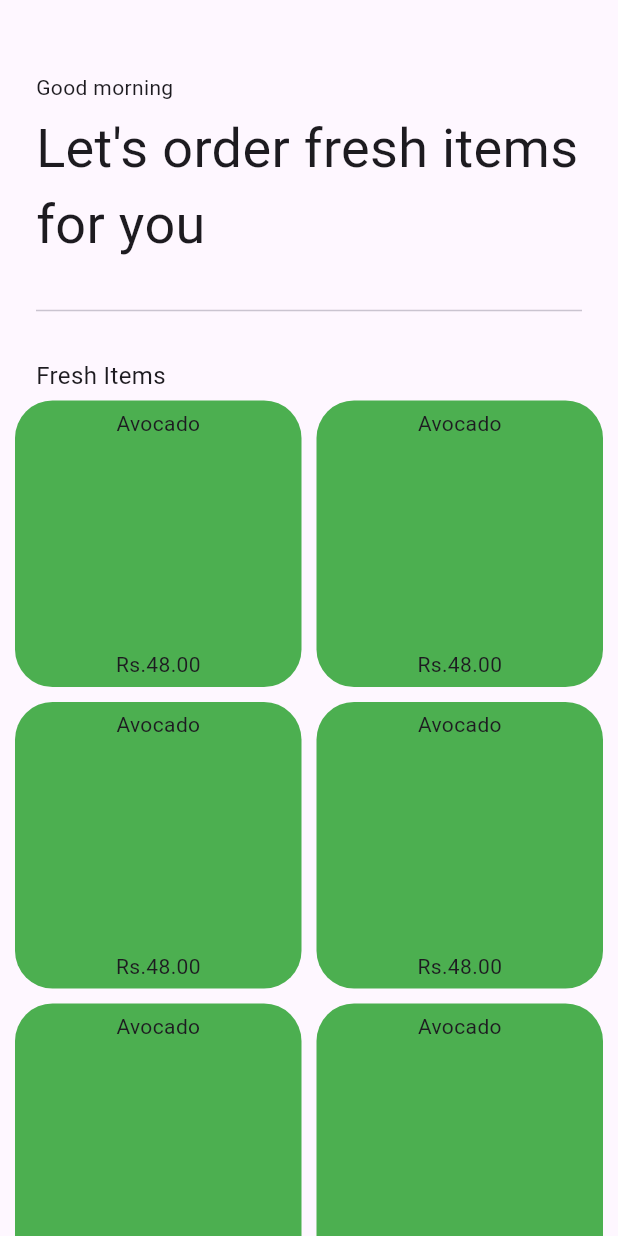
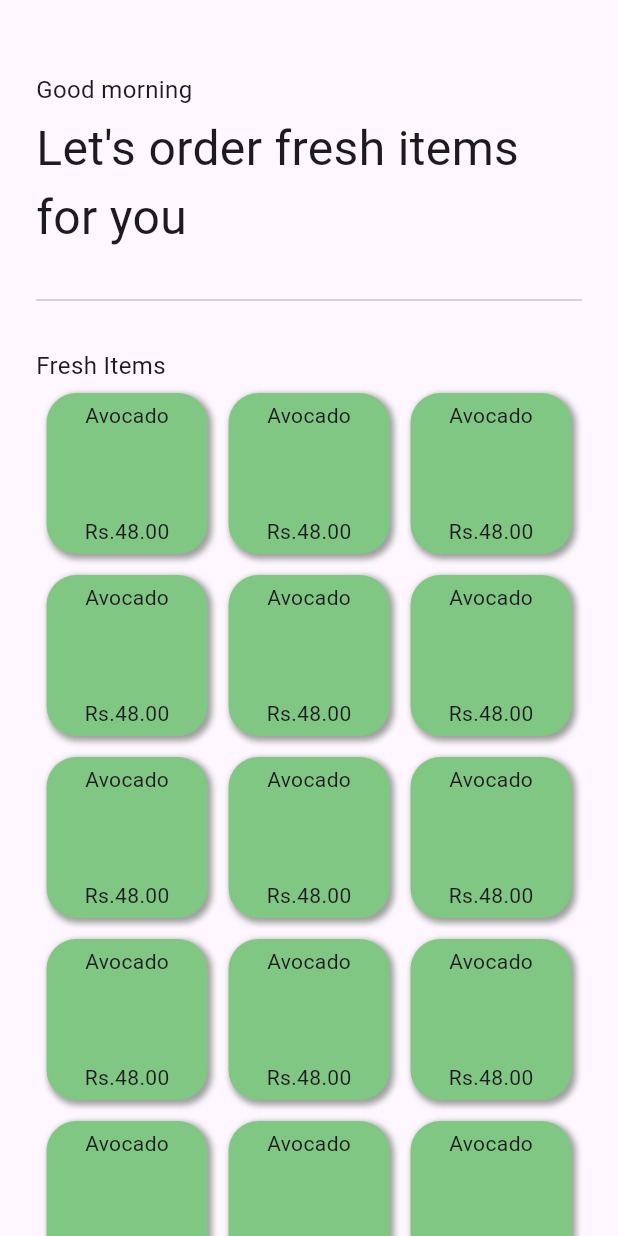
Before and after one commit to swapnilpingale22/Demo_Repository, a Flutter app: the screen it shows after launch, after a tap on "Get Started", on a phone screen of 412 x 824 dp. Run offline on Flutter 3.47's test engine with Material 2 defaults, Android fonts, the phone set to English and light mode, and no system bars.

Commit message:
Improved UI look

```diff
--- a/lib/components/grocery_item_tile.dart
+++ b/lib/components/grocery_item_tile.dart
@@ -17,17 +17,25 @@ class GroceryItemTile extends StatelessWidget {
   Widget build(BuildContext context) {
     return Container(
       decoration: BoxDecoration(
-        borderRadius: BorderRadius.circular(25),
+        borderRadius: BorderRadius.circular(20),
         color: color,
+        boxShadow: const [
+          BoxShadow(
+            blurRadius: 3,
+            spreadRadius: 1,
+            offset: Offset(2, 2),
+            color: Colors.grey,
+          )
+        ],
       ),
-      margin: const EdgeInsets.all(5),
+      margin: const EdgeInsets.all(7),
       height: 50,
       width: 50,
       child: Column(
         children: [
           const SizedBox(height: 5),
           Text(itemName),
-          Spacer(),
+          const Spacer(),
           Text('Rs.$itemPrice'),
           const SizedBox(height: 5),
         ],
--- a/lib/pages/home_page.dart
+++ b/lib/pages/home_page.dart
@@ -8,60 +8,53 @@ class HomePage extends StatelessWidget {
   Widget build(BuildContext context) {
     return Scaffold(
       body: SafeArea(
+        child: Padding(
+          padding: const EdgeInsets.symmetric(horizontal: 24.0),
           child: Column(
             crossAxisAlignment: CrossAxisAlignment.start,
             children: [
               const SizedBox(height: 48),
-            const Padding(
-              padding: EdgeInsets.symmetric(horizontal: 24),
-              child: Text('Good morning'),
+              const Text(
+                'Good morning',
+                style: TextStyle(
+                  fontSize: 16,
+                ),
               ),
               const SizedBox(height: 5),
-            const Padding(
-              padding: EdgeInsets.symmetric(horizontal: 24),
-              child: Text(
+              const Text(
                 "Let's order fresh items for you",
                 style: TextStyle(
-                  fontSize: 36,
-                ),
+                  fontSize: 32,
                 ),
               ),
               const SizedBox(height: 24),
-            const Padding(
-              padding: EdgeInsets.symmetric(horizontal: 24),
-              child: Divider(),
-            ),
+              const Divider(),
               const SizedBox(height: 24),
-            const Padding(
-              padding: EdgeInsets.symmetric(horizontal: 24),
-              child: Text(
+              const Text(
                 'Fresh Items',
                 style: TextStyle(
                   fontSize: 16,
                 ),
               ),
-            ),
               Expanded(
-              child: Padding(
-                padding: const EdgeInsets.symmetric(horizontal: 5),
                 child: GridView.builder(
                   gridDelegate: const SliverGridDelegateWithFixedCrossAxisCount(
-                    crossAxisCount: 2,
+                    crossAxisCount: 3,
                   ),
-                  itemCount: 10,
+                  itemCount: 20,
                   itemBuilder: (context, index) {
-                    return const GroceryItemTile(
+                    return GroceryItemTile(
                       itemName: 'Avocado',
                       itemPrice: '48.00',
-                      color: Colors.green,
+                      color: Colors.green.shade300,
                     );
                   },
-                ),
                 ),
               )
             ],
           ),
         ),
+      ),
     );
   }
 }
--- a/lib/pages/intro_page.dart
+++ b/lib/pages/intro_page.dart
@@ -47,7 +47,7 @@ class IntroPage extends StatelessWidget {
           const Text(
             'Fresh items everyday',
             style: TextStyle(
-              color: Colors.grey,
+              color: Colors.black54,
             ),
           ),
           const Spacer(),
@@ -59,14 +59,22 @@ class IntroPage extends StatelessWidget {
                 )),
             child: Container(
               decoration: BoxDecoration(
-                color: Colors.deepPurple,
+                color: Colors.green.shade300,
                 borderRadius: BorderRadius.circular(12),
+                boxShadow: const [
+                  BoxShadow(
+                    blurRadius: 4,
+                    spreadRadius: 1,
+                    offset: Offset(3, 3),
+                    color: Colors.grey,
+                  )
+                ],
               ),
               padding: const EdgeInsets.all(24.0),
               child: const Text(
                 'Get Started',
                 style: TextStyle(
-                  color: Colors.white,
+                  fontWeight: FontWeight.w500,
                 ),
               ),
             ),
```
Lines whose indentation alone changed are shown as unchanged.
